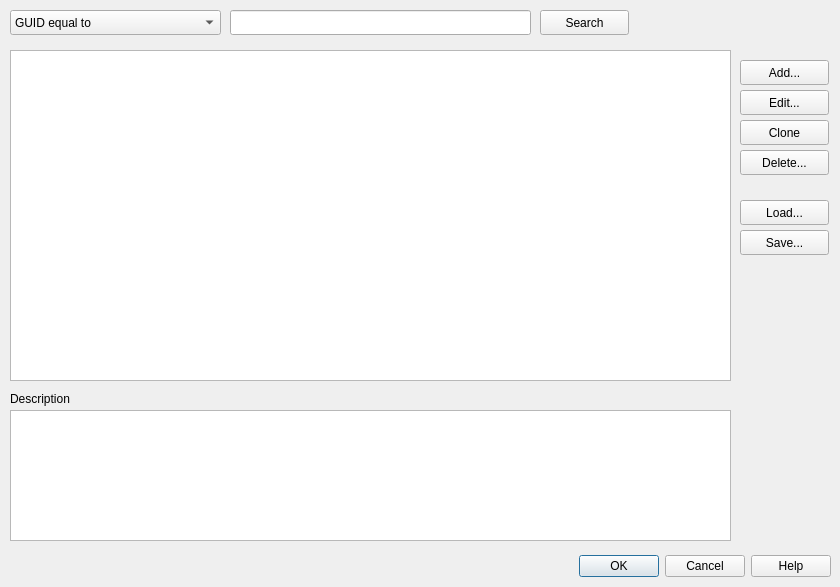
Qt form src/cdlgknownguid.ui (grodansparadis/vscp-works-qt) before a commit.
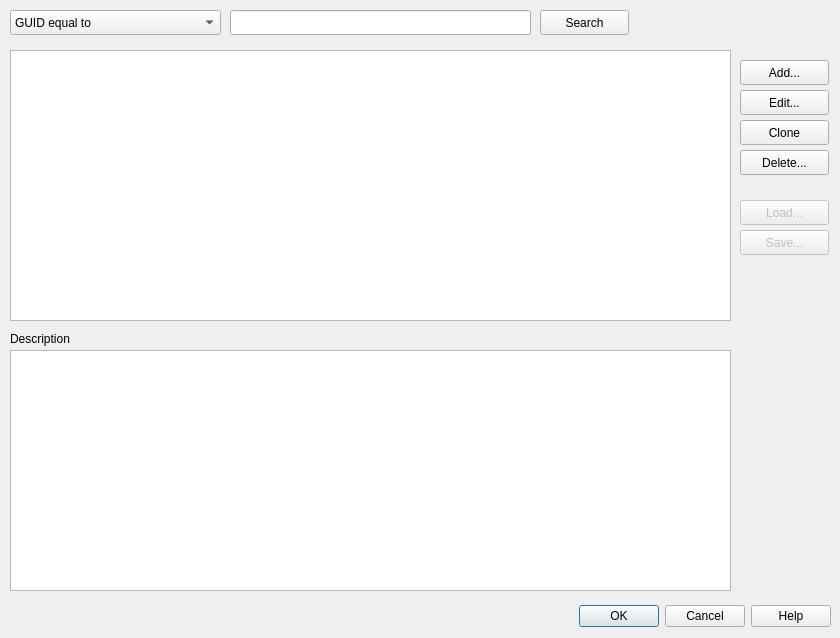
The same form after that commit.

Patch:
```diff
--- a/src/cdlgknownguid.ui
+++ b/src/cdlgknownguid.ui
@@ -7,9 +7,18 @@
     <x>0</x>
     <y>0</y>
     <width>840</width>
-    <height>587</height>
+    <height>638</height>
    </rect>
   </property>
+  <property name="sizePolicy">
+   <sizepolicy hsizetype="Fixed" vsizetype="Fixed">
+    <horstretch>0</horstretch>
+    <verstretch>0</verstretch>
+   </sizepolicy>
+  </property>
+  <property name="contextMenuPolicy">
+   <enum>Qt::CustomContextMenu</enum>
+  </property>
   <property name="windowTitle">
    <string>GUID - Known nodes </string>
   </property>
@@ -17,7 +26,7 @@
    <property name="geometry">
     <rect>
      <x>10</x>
-     <y>550</y>
+     <y>600</y>
      <width>821</width>
      <height>32</height>
     </rect>
@@ -35,7 +44,7 @@
      <x>10</x>
      <y>50</y>
      <width>721</width>
-     <height>331</height>
+     <height>271</height>
     </rect>
    </property>
    <property name="sortingEnabled">
@@ -118,6 +127,9 @@
    </property>
   </widget>
   <widget class="QPushButton" name="btnLoad">
+   <property name="enabled">
+    <bool>false</bool>
+   </property>
    <property name="geometry">
     <rect>
      <x>740</x>
@@ -131,6 +143,9 @@
    </property>
   </widget>
   <widget class="QPushButton" name="btnSave">
+   <property name="enabled">
+    <bool>false</bool>
+   </property>
    <property name="geometry">
     <rect>
      <x>740</x>
@@ -147,17 +162,20 @@
    <property name="geometry">
     <rect>
      <x>10</x>
-     <y>410</y>
+     <y>350</y>
      <width>721</width>
-     <height>131</height>
+     <height>241</height>
     </rect>
    </property>
+   <property name="readOnly">
+    <bool>true</bool>
+   </property>
   </widget>
   <widget class="QLabel" name="label_2">
    <property name="geometry">
     <rect>
      <x>10</x>
-     <y>390</y>
+     <y>330</y>
      <width>91</width>
      <height>17</height>
     </rect>
```
Left out of the diff: 3 changed lines with no effect on the pictures.
